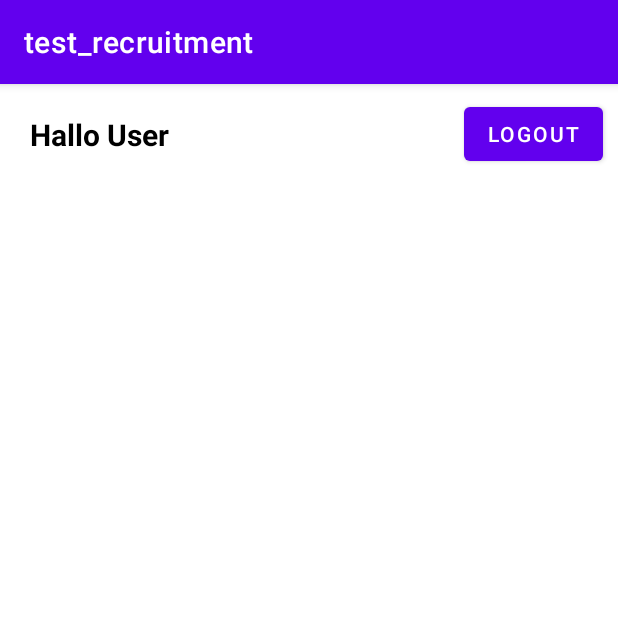
After one commit to Dwi-Kumara-W/kotlin-tes-requirement, an Android app: the home screen opened directly, with no data from a screen before it, on a phone screen of 412 x 824 dp, the top half of it. The commit adds this screen. Run offline under Robolectric (Android 15) with nearby library versions, the phone set to English and light mode, and no system bars; 1 statement that could not run was skipped.

Commit message:
add Fitur Login and Logout

```diff
--- /dev/null
+++ b/app/src/main/java/com/example/test_recruitment/home.kt
@@ -0,0 +1,44 @@
+package com.example.test_recruitment
+
+import android.content.Intent
+import android.database.Cursor
+import android.os.Bundle
+import android.view.View
+import android.widget.Button
+import androidx.appcompat.app.AppCompatActivity
+import com.example.test_recruitment.sqllite.user
+
+class home : AppCompatActivity() {
+
+    var dbHelper: user? = null
+    protected var cursor: Cursor? = null
+    protected var cursorid: Cursor? = null
+
+    override fun onCreate(savedInstanceState: Bundle?) {
+        super.onCreate(savedInstanceState)
+        setContentView(R.layout.activity_home)
+
+        val btn_logout = findViewById<Button>(R.id.btn_logout)
+
+        dbHelper = user(this)
+        val db = dbHelper!!.readableDatabase
+
+        cursor = db.rawQuery("SELECT * FROM USER", null)
+        cursorid = db.rawQuery("SELECT id_device FROM USER", null)
+
+        btn_logout.setOnClickListener(View.OnClickListener {
+            proses_logout()
+        })
+
+    }
+
+    private fun proses_logout() {
+        val db = dbHelper!!.writableDatabase
+        db.execSQL("delete from USER")
+        val intent = Intent(this@home, MainActivity::class.java)
+        intent.flags =
+            Intent.FLAG_ACTIVITY_CLEAR_TOP or Intent.FLAG_ACTIVITY_NEW_TASK or Intent.FLAG_ACTIVITY_CLEAR_TASK
+        startActivity(intent)
+        finish()
+    }
+}
--- a/app/src/main/java/com/example/test_recruitment/retrofit/ApiEndpoint.kt
+++ b/app/src/main/java/com/example/test_recruitment/retrofit/ApiEndpoint.kt
@@ -9,7 +9,7 @@ import retrofit2.http.POST
 interface ApiEndpoint {
 
     @FormUrlEncoded
-    @POST("create_mahasiswa.php")
+    @POST("login.php")
     fun login(
         @Field("username") username: String?,
         @Field("password") password: String?
--- /dev/null
+++ b/app/src/main/java/com/example/test_recruitment/sqllite/user.kt
@@ -0,0 +1,22 @@
+package com.example.test_recruitment.sqllite
+
+import android.content.Context
+import android.database.sqlite.SQLiteDatabase
+import android.database.sqlite.SQLiteOpenHelper
+import android.util.Log
+
+class user(context: Context?) :
+    SQLiteOpenHelper(context, DATABASE_NAME, null, DATABASE_VERTSION) {
+    override fun onCreate(db: SQLiteDatabase) {
+        val sql = ("CREATE TABLE USER ( id INTEGER PRIMARY KEY, id_device INTEGER" + ")")
+        Log.d("Data", "onCreate: $sql")
+        db.execSQL(sql)
+    }
+
+    override fun onUpgrade(arg0: SQLiteDatabase, arg1: Int, arg2: Int) {}
+
+    companion object {
+        private const val DATABASE_NAME = "PenggunaKu.db"
+        private const val DATABASE_VERTSION = 1
+    }
+}
--- /dev/null
+++ b/app/src/main/res/layout/activity_home.xml
@@ -0,0 +1,41 @@
+<?xml version="1.0" encoding="utf-8"?>
+<androidx.constraintlayout.widget.ConstraintLayout xmlns:android="http://schemas.android.com/apk/res/android"
+    xmlns:app="http://schemas.android.com/apk/res-auto"
+    xmlns:tools="http://schemas.android.com/tools"
+    android:layout_width="match_parent"
+    android:layout_height="match_parent"
+    tools:context=".home">
+
+    <LinearLayout
+        android:layout_width="match_parent"
+        android:layout_height="match_parent"
+        android:orientation="vertical">
+
+        <LinearLayout
+            android:layout_width="match_parent"
+            android:layout_height="wrap_content"
+            android:orientation="horizontal"
+            android:gravity="center">
+
+            <TextView
+                android:layout_width="wrap_content"
+                android:layout_height="wrap_content"
+                android:text="Hallo User"
+                android:textSize="20sp"
+                android:textStyle="bold"
+                android:layout_margin="20dp"
+                android:textColor="@color/black"
+                android:layout_weight="1"/>
+
+            <Button
+                android:id="@+id/btn_logout"
+                android:layout_width="wrap_content"
+                android:layout_height="wrap_content"
+                android:text="Logout"
+                android:layout_marginRight="10dp"/>
+
+        </LinearLayout>
+
+    </LinearLayout>
+
+</androidx.constraintlayout.widget.ConstraintLayout>
```
Also changed, not shown: app/src/main/AndroidManifest.xml (+7 -0 lines), app/src/main/java/com/example/test_recruitment/MainActivity.kt (+30 -4 lines), app/src/main/java/com/example/test_recruitment/login.kt (+50 -1 lines).
